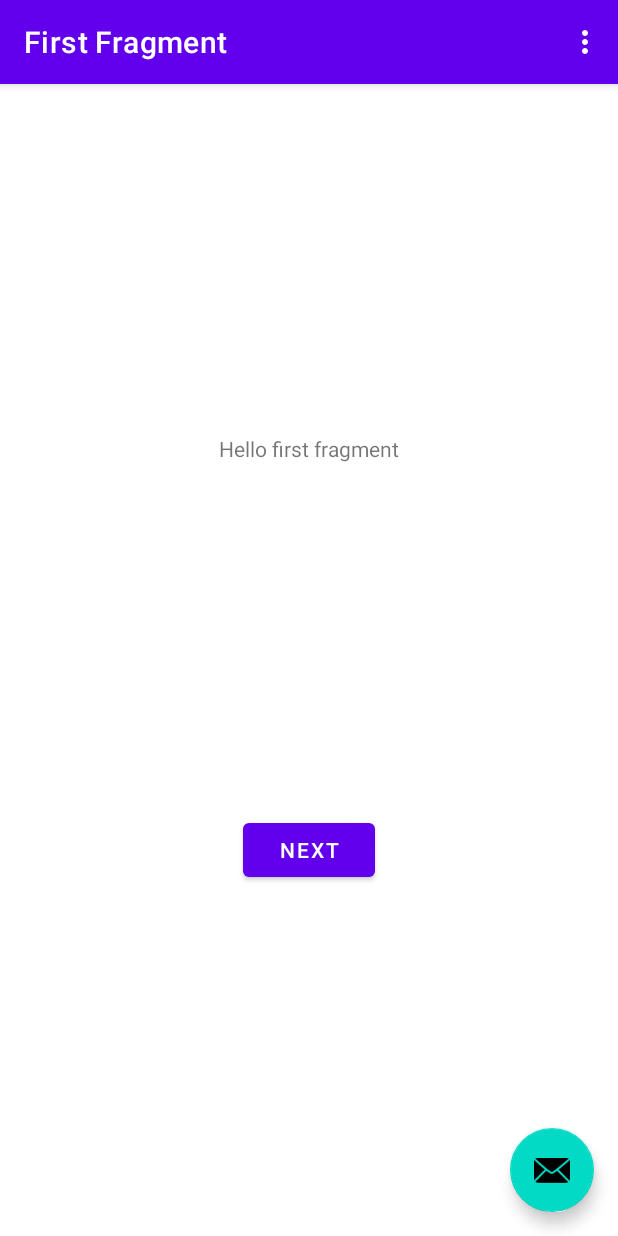
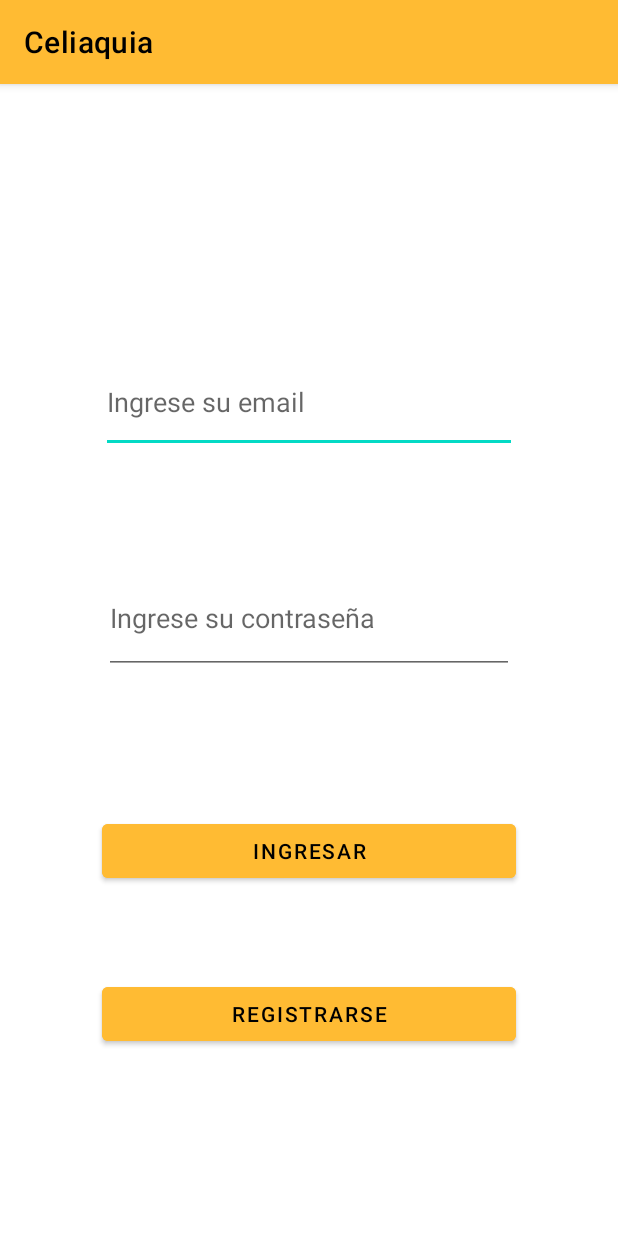
Before and after one commit to PDTS-Celiaquia/Android, an Android app: the screen it shows after launch (MainActivity), on a phone screen of 412 x 824 dp. Run offline under Robolectric (Android 15) with nearby library versions, the phone set to English and light mode, and no system bars; our stand-ins replace navigation-ui.

Commit message:
primer commit
problema que solo funciona el mail y servidor a la primera

```diff
--- a/app/build.gradle
+++ b/app/build.gradle
@@ -6,7 +6,7 @@ android {
     compileSdk 32
 
     defaultConfig {
-        applicationId "com.example.myapplication"
+        applicationId "com.example.com.celiaquia"
         minSdk 21
         targetSdk 32
         versionCode 1
@@ -37,6 +37,7 @@ dependencies {
     implementation 'androidx.constraintlayout:constraintlayout:2.0.4'
     implementation 'androidx.navigation:navigation-fragment:2.3.5'
     implementation 'androidx.navigation:navigation-ui:2.3.5'
+    implementation 'androidx.databinding:databinding-runtime:4.2.2'
     testImplementation 'junit:junit:4.13.2'
     androidTestImplementation 'androidx.test.ext:junit:1.1.3'
     androidTestImplementation 'androidx.test.espresso:espresso-core:3.4.0'
--- /dev/null
+++ b/app/src/main/java/com/example/celiaquia/Conexion.java
@@ -0,0 +1,49 @@
+package com.example.celiaquia;
+
+import android.os.StrictMode;
+import android.util.Log;
+
+import java.io.OutputStream;
+import java.net.URL;
+import java.sql.Connection;
+import java.sql.DriverManager;
+
+import javax.net.ssl.HttpsURLConnection;
+
+public class Conexion {
+
+    public HttpsURLConnection conectar() {
+
+       // Runnable hilo = () -> {
+            HttpsURLConnection hpCon = null;
+            String salida = "{\"email\":\"admin@gmail.com\",\"password\":\"123456\"}";
+            try {
+                URL hp = new URL("https://springceliaquia.herokuapp.com/api/usuario/login");
+
+                hpCon = (HttpsURLConnection) hp.openConnection();
+
+                hpCon.setConnectTimeout(5000);
+                hpCon.setRequestProperty("Content-Type", "application/json; charset=UTF-8");
+                hpCon.setDoOutput(true);
+                hpCon.setDoInput(true);
+
+
+    /*
+                OutputStream os = hpCon.getOutputStream();
+                os.write(salida.toString().getBytes("UTF-8"));
+                os.close();
+
+                // read the response
+                a = hpCon.getResponseCode();*/
+
+            } catch (Exception ex) {
+                ex.printStackTrace();
+            }
+            return hpCon;
+        };
+        //Thread run = new Thread(hilo);
+
+        // Starting the thread
+        //run.start();
+
+    }
--- /dev/null
+++ b/app/src/main/java/com/example/celiaquia/MainActivity.java
@@ -0,0 +1,144 @@
+package com.example.celiaquia;
+
+import static java.lang.System.out;
+
+import android.os.Bundle;
+
+import androidx.appcompat.app.AppCompatActivity;
+
+import androidx.navigation.ui.AppBarConfiguration;
+
+
+
+
+import android.view.View;
+import android.widget.Button;
+import android.widget.EditText;
+import android.widget.Toast;
+
+import org.json.JSONException;
+import org.json.JSONObject;
+
+import javax.net.ssl.HttpsURLConnection;
+
+import com.example.celiaquia.Conexion;
+import com.example.celiaquia.logIn;
+
+public class MainActivity extends AppCompatActivity {
+
+    //private ActivityMainBinding _binding = null
+    private AppBarConfiguration appBarConfiguration;
+    //private ActivityMainBinding binding;
+
+    @Override
+    protected void onCreate(Bundle savedInstanceState) {
+        super.onCreate(savedInstanceState);
+        setContentView(R.layout.log_in);
+
+        HttpsURLConnection conexion = new Conexion().conectar();
+
+
+
+        EditText email, password;
+        Button ingresar;
+
+        email = findViewById(R.id.email);
+        password = findViewById(R.id.password);
+        ingresar = findViewById(R.id.ingresar);
+
+        logIn login = new logIn();
+
+//configura lo que se hace cuando se toca ingresar
+        ingresar.setOnClickListener(new View.OnClickListener() {
+            @Override
+            public void onClick(View view) {
+                JSONObject salida = new JSONObject();
+                String entrada;
+
+                try {
+                    salida.put("email", email.getText().toString());
+                    salida.put("password", password.getText().toString());
+                } catch (JSONException e) {
+                    e.printStackTrace();
+                }
+                int cod = 5;
+
+                login.logear(conexion,salida);
+
+                cod = login.getCodigo();
+                Toast toast;
+                switch (cod){
+                    case(200):
+                        toast = Toast.makeText(getApplicationContext(), "ingreso con exito", Toast.LENGTH_SHORT);
+                        break;
+                    case(401):
+                        toast = Toast.makeText(getApplicationContext(), "Email y/o contraseña incorrectos", Toast.LENGTH_SHORT);
+                        break;
+                    default:
+                        toast = Toast.makeText(getApplicationContext(), "Error inesperado "+cod, Toast.LENGTH_SHORT);
+                }
+                toast.show();
+
+
+
+            }
+
+        });
+    }
+}
+
+
+
+
+
+
+
+
+
+
+
+
+/*
+        setSupportActionBar(binding.toolbar);
+
+        NavController navController = Navigation.findNavController(this, R.id.nav_host_fragment_content_main);
+        appBarConfiguration = new AppBarConfiguration.Builder(navController.getGraph()).build();
+        NavigationUI.setupActionBarWithNavController(this, navController, appBarConfiguration);
+
+        binding.fab.setOnClickListener(new View.OnClickListener() {
+            @Override
+            public void onClick(View view) {
+                Snackbar.make(view, "Replace with your own action", Snackbar.LENGTH_LONG)
+                        .setAction("Action", null).show();
+            }
+        });*/
+
+/*
+    @Override
+    public boolean onCreateOptionsMenu(Menu menu) {
+        // Inflate the menu; this adds items to the action bar if it is present.
+        getMenuInflater().inflate(R.menu.menu_main, menu);
+        return true;
+    }
+
+    @Override
+    public boolean onOptionsItemSelected(MenuItem item) {
+        // Handle action bar item clicks here. The action bar will
+        // automatically handle clicks on the Home/Up button, so long
+        // as you specify a parent activity in AndroidManifest.xml.
+        int id = item.getItemId();
+
+        //noinspection SimplifiableIfStatement
+        if (id == R.id.action_settings) {
+            return true;
+        }
+
+        return super.onOptionsItemSelected(item);
+    }
+
+    @Override
+    public boolean onSupportNavigateUp() {
+        NavController navController = Navigation.findNavController(this, R.id.nav_host_fragment_content_main);
+        return NavigationUI.navigateUp(navController, appBarConfiguration)
+                || super.onSupportNavigateUp();
+    }*/
--- a/app/src/main/java/com/example/myapplication/FirstFragment.java
+++ /dev/null
@@ -1,47 +0,0 @@
-package com.example.myapplication;
-
-import android.os.Bundle;
-import android.view.LayoutInflater;
-import android.view.View;
-import android.view.ViewGroup;
-
-import androidx.annotation.NonNull;
-import androidx.fragment.app.Fragment;
-import androidx.navigation.fragment.NavHostFragment;
-
-import com.example.myapplication.databinding.FragmentFirstBinding;
-
-public class FirstFragment extends Fragment {
-
-    private FragmentFirstBinding binding;
-
-    @Override
-    public View onCreateView(
-            LayoutInflater inflater, ViewGroup container,
-            Bundle savedInstanceState
-    ) {
-
-        binding = FragmentFirstBinding.inflate(inflater, container, false);
-        return binding.getRoot();
-
-    }
-
-    public void onViewCreated(@NonNull View view, Bundle savedInstanceState) {
-        super.onViewCreated(view, savedInstanceState);
-
-        binding.buttonFirst.setOnClickListener(new View.OnClickListener() {
-            @Override
-            public void onClick(View view) {
-                NavHostFragment.findNavController(FirstFragment.this)
-                        .navigate(R.id.action_FirstFragment_to_SecondFragment);
-            }
-        });
-    }
-
-    @Override
-    public void onDestroyView() {
-        super.onDestroyView();
-        binding = null;
-    }
-
-}
--- a/app/src/main/java/com/example/myapplication/MainActivity.java
+++ /dev/null
@@ -1,76 +0,0 @@
-package com.example.myapplication;
-
-import android.os.Bundle;
-
-import com.google.android.material.snackbar.Snackbar;
-
-import androidx.appcompat.app.AppCompatActivity;
-
-import android.view.View;
-
-import androidx.navigation.NavController;
-import androidx.navigation.Navigation;
-import androidx.navigation.ui.AppBarConfiguration;
-import androidx.navigation.ui.NavigationUI;
-
-import com.example.myapplication.databinding.ActivityMainBinding;
-
-import android.view.Menu;
-import android.view.MenuItem;
-
-public class MainActivity extends AppCompatActivity {
-
-    private AppBarConfiguration appBarConfiguration;
-    private ActivityMainBinding binding;
-
-    @Override
-    protected void onCreate(Bundle savedInstanceState) {
-        super.onCreate(savedInstanceState);
-
-        binding = ActivityMainBinding.inflate(getLayoutInflater());
-        setContentView(binding.getRoot());
-
-        setSupportActionBar(binding.toolbar);
-
-        NavController navController = Navigation.findNavController(this, R.id.nav_host_fragment_content_main);
-        appBarConfiguration = new AppBarConfiguration.Builder(navController.getGraph()).build();
-        NavigationUI.setupActionBarWithNavController(this, navController, appBarConfiguration);
-
-        binding.fab.setOnClickListener(new View.OnClickListener() {
-            @Override
-            public void onClick(View view) {
-                Snackbar.make(view, "Replace with your own action", Snackbar.LENGTH_LONG)
-                        .setAction("Action", null).show();
-            }
-        });
-    }
-
-    @Override
-    public boolean onCreateOptionsMenu(Menu menu) {
-        // Inflate the menu; this adds items to the action bar if it is present.
-        getMenuInflater().inflate(R.menu.menu_main, menu);
-        return true;
-    }
-
-    @Override
-    public boolean onOptionsItemSelected(MenuItem item) {
-        // Handle action bar item clicks here. The action bar will
-        // automatically handle clicks on the Home/Up button, so long
-        // as you specify a parent activity in AndroidManifest.xml.
-        int id = item.getItemId();
-
-        //noinspection SimplifiableIfStatement
-        if (id == R.id.action_settings) {
-            return true;
-        }
-
-        return super.onOptionsItemSelected(item);
-    }
-
-    @Override
-    public boolean onSupportNavigateUp() {
-        NavController navController = Navigation.findNavController(this, R.id.nav_host_fragment_content_main);
-        return NavigationUI.navigateUp(navController, appBarConfiguration)
-                || super.onSupportNavigateUp();
-    }
-}
--- /dev/null
+++ b/app/src/main/res/layout/log_in.xml
@@ -0,0 +1,88 @@
+<?xml version="1.0" encoding="utf-8"?>
+<androidx.coordinatorlayout.widget.CoordinatorLayout xmlns:android="http://schemas.android.com/apk/res/android"
+    xmlns:app="http://schemas.android.com/apk/res-auto"
+    xmlns:tools="http://schemas.android.com/tools"
+    android:layout_width="match_parent"
+    android:layout_height="match_parent"
+    tools:context=".MainActivity">
+
+    <androidx.constraintlayout.widget.ConstraintLayout
+        android:id="@+id/constraintLayout"
+        android:layout_width="match_parent"
+        android:layout_height="match_parent">
+
+        <com.google.android.material.appbar.AppBarLayout
+            android:id="@+id/appBarLayout"
+            android:layout_width="match_parent"
+            android:layout_height="wrap_content"
+            android:theme="@style/Theme.MyApplication.AppBarOverlay"
+            app:layout_constraintTop_toTopOf="parent">
+
+            <androidx.appcompat.widget.Toolbar
+                android:id="@+id/toolbar"
+                android:layout_width="match_parent"
+                android:layout_height="?attr/actionBarSize"
+                android:background="@android:color/holo_orange_light"
+                app:popupTheme="@style/Theme.MyApplication.PopupOverlay"
+                app:title="@string/app_name"
+                app:titleTextColor="@color/black" />
+
+        </com.google.android.material.appbar.AppBarLayout>
+
+        <EditText
+            android:id="@+id/email"
+            android:layout_width="277dp"
+            android:layout_height="67dp"
+            android:ems="10"
+            android:hint="Ingrese su email"
+            android:inputType="textEmailAddress"
+            android:minHeight="48dp"
+            app:layout_constraintBottom_toBottomOf="parent"
+            app:layout_constraintEnd_toEndOf="parent"
+            app:layout_constraintStart_toStartOf="parent"
+            app:layout_constraintTop_toTopOf="parent"
+            app:layout_constraintVertical_bias="0.31" />
+
+        <Button
+            android:id="@+id/ingresar"
+            android:layout_width="276dp"
+            android:layout_height="48dp"
+            android:backgroundTint="@android:color/holo_orange_light"
+            android:text="Ingresar"
+            android:textColor="@color/black"
+            app:layout_constraintBottom_toBottomOf="parent"
+            app:layout_constraintEnd_toEndOf="parent"
+            app:layout_constraintHorizontal_bias="0.5"
+            app:layout_constraintStart_toStartOf="parent"
+            app:layout_constraintTop_toTopOf="@+id/appBarLayout"
+            app:layout_constraintVertical_bias="0.7" />
+
+        <Button
+            android:id="@+id/registrarse"
+            android:layout_width="276dp"
+            android:layout_height="48dp"
+            android:backgroundTint="@android:color/holo_orange_light"
+            android:text="Registrarse"
+            android:textColor="@color/black"
+            app:layout_constraintBottom_toBottomOf="parent"
+            app:layout_constraintEnd_toEndOf="parent"
+            app:layout_constraintHorizontal_bias="0.5"
+            app:layout_constraintStart_toStartOf="parent"
+            app:layout_constraintTop_toTopOf="@+id/appBarLayout"
+            app:layout_constraintVertical_bias="0.84000003" />
+
+    </androidx.constraintlayout.widget.ConstraintLayout>
+
+    <EditText
+        android:id="@+id/password"
+        android:layout_width="273dp"
+        android:layout_height="74dp"
+        android:autofillHints=""
+        android:ems="10"
+        android:hint="Ingrese su contraseña"
+        android:inputType="textPassword"
+        android:minHeight="48dp"
+        app:layout_anchor="@+id/constraintLayout"
+        app:layout_anchorGravity="center" />
+
+</androidx.coordinatorlayout.widget.CoordinatorLayout>
--- a/app/src/main/res/menu/menu_main.xml
+++ b/app/src/main/res/menu/menu_main.xml
@@ -1,7 +1,7 @@
 <menu xmlns:android="http://schemas.android.com/apk/res/android"
     xmlns:app="http://schemas.android.com/apk/res-auto"
     xmlns:tools="http://schemas.android.com/tools"
-    tools:context="com.example.myapplication.MainActivity">
+    tools:context="com.example.celiaquia.MainActivity">
     <item
         android:id="@+id/action_settings"
         android:orderInCategory="100"
--- a/app/src/main/res/navigation/nav_graph.xml
+++ b/app/src/main/res/navigation/nav_graph.xml
@@ -7,7 +7,7 @@
 
     <fragment
         android:id="@+id/FirstFragment"
-        android:name="com.example.myapplication.FirstFragment"
+        android:name="com.example.celiaquia.FirstFragment"
         android:label="@string/first_fragment_label"
         tools:layout="@layout/fragment_first">
 
@@ -17,7 +17,7 @@
     </fragment>
     <fragment
         android:id="@+id/SecondFragment"
-        android:name="com.example.myapplication.SecondFragment"
+        android:name="com.example.celiaquia.SecondFragment"
         android:label="@string/second_fragment_label"
         tools:layout="@layout/fragment_second">
 
--- a/app/src/main/res/values-night/themes.xml
+++ b/app/src/main/res/values-night/themes.xml
@@ -1,6 +1,6 @@
 <resources xmlns:tools="http://schemas.android.com/tools">
     <!-- Base application theme. -->
-    <style name="Theme.MyApplication" parent="Theme.MaterialComponents.DayNight.DarkActionBar">
+    <style name="Theme.Celiaquia" parent="Theme.MaterialComponents.DayNight.DarkActionBar">
         <!-- Primary brand color. -->
         <item name="colorPrimary">@color/purple_200</item>
         <item name="colorPrimaryVariant">@color/purple_700</item>
--- a/app/src/main/res/values/strings.xml
+++ b/app/src/main/res/values/strings.xml
@@ -1,5 +1,5 @@
 <resources>
-    <string name="app_name">My Application</string>
+    <string name="app_name">Celiaquia</string>
     <string name="action_settings">Settings</string>
     <!-- Strings used for fragments for navigation -->
     <string name="first_fragment_label">First Fragment</string>
@@ -9,4 +9,5 @@
 
     <string name="hello_first_fragment">Hello first fragment</string>
     <string name="hello_second_fragment">Hello second fragment. Arg: %1$s</string>
+    <string name="celiaquia">Celiaquia</string>
 </resources>
--- a/app/src/main/res/values/themes.xml
+++ b/app/src/main/res/values/themes.xml
@@ -1,6 +1,6 @@
 <resources xmlns:tools="http://schemas.android.com/tools">
     <!-- Base application theme. -->
-    <style name="Theme.MyApplication" parent="Theme.MaterialComponents.DayNight.DarkActionBar">
+    <style name="Theme.Celiaquia" parent="Theme.MaterialComponents.DayNight.DarkActionBar">
         <!-- Primary brand color. -->
         <item name="colorPrimary">@color/purple_500</item>
         <item name="colorPrimaryVariant">@color/purple_700</item>
@@ -14,7 +14,7 @@
         <!-- Customize your theme here. -->
     </style>
 
-    <style name="Theme.MyApplication.NoActionBar">
+    <style name="Theme.Celiaquia.NoActionBar">
         <item name="windowActionBar">false</item>
         <item name="windowNoTitle">true</item>
     </style>
```
Also changed, not shown: app/src/main/AndroidManifest.xml (+8 -3 lines), app/src/main/java/com/example/celiaquia/logIn.java (added, +54 -0 lines), app/src/main/java/com/example/myapplication/SecondFragment.java (deleted, +0 -47 lines), app/src/main/res/layout/register.xml (added, +105 -0 lines), 2 other files.
